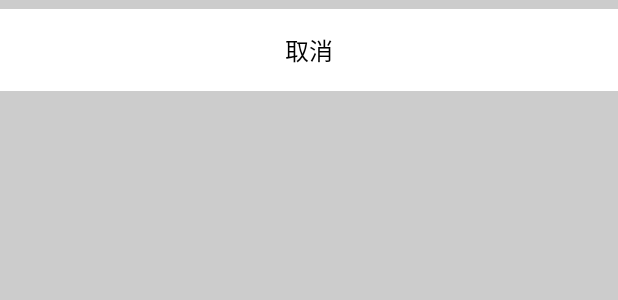
After one commit to ruilin/MapNote, an Android app: the layout view_bottom_menu.xml on its own in the app's theme, with its tools: preview values and no code run, on a phone screen of 412 x 824 dp. The commit adds this screen. Shown: the top 300 px of the screen. Run offline under Robolectric (Android 15) with nearby library versions, the phone set to English and light mode, and no system bars.

Commit message:
bottom menu

```diff
--- a/minimalism/src/main/java/com/muyu/minimalism/framework/app/BaseApplication.java
+++ b/minimalism/src/main/java/com/muyu/minimalism/framework/app/BaseApplication.java
@@ -7,7 +7,6 @@ import android.content.pm.PackageManager;
 import android.util.Log;
 
 import com.muyu.minimalism.BuildConfig;
-import com.muyu.minimalism.view.Dialog;
 import com.muyu.minimalism.view.Msg;
 import com.muyu.minimalism.utils.SPUtils;
 
--- a/minimalism/src/main/java/com/muyu/minimalism/view/Dialog.java
+++ b/minimalism/src/main/java/com/muyu/minimalism/view/DialogUtils.java
@@ -6,7 +6,7 @@ import android.content.DialogInterface;
 
 import com.muyu.minimalism.R;
 
-public class Dialog {
+public class DialogUtils {
 
     public static void show(Context context, String title, String content, DialogCallback callback) {
         AlertDialog dialog = new AlertDialog.Builder(context)
--- /dev/null
+++ b/minimalism/src/main/res/anim/anim_bottom_down.xml
@@ -0,0 +1,5 @@
+<?xml version="1.0" encoding="utf-8"?>
+<translate xmlns:android="http://schemas.android.com/apk/res/android"
+    android:duration="200"
+    android:fromYDelta="0"
+    android:toYDelta="100%" />
--- /dev/null
+++ b/minimalism/src/main/res/anim/anim_bottom_up.xml
@@ -0,0 +1,5 @@
+<?xml version="1.0" encoding="utf-8"?>
+<translate xmlns:android="http://schemas.android.com/apk/res/android"
+    android:duration="200"
+    android:fromYDelta="100%"
+    android:toYDelta="0" />
--- /dev/null
+++ b/minimalism/src/main/res/drawable-v21/selector_text_view.xml
@@ -0,0 +1,7 @@
+<?xml version="1.0" encoding="utf-8"?>
+<ripple xmlns:android="http://schemas.android.com/apk/res/android"
+    android:color="@color/gray1">
+    <item >
+        <color android:color="@color/white" />
+    </item>
+</ripple>
--- /dev/null
+++ b/minimalism/src/main/res/drawable/selector_text_view.xml
@@ -0,0 +1,15 @@
+<?xml version="1.0" encoding="utf-8"?>
+<selector xmlns:android="http://schemas.android.com/apk/res/android">
+    <!-- 当前窗口失去焦点时 -->
+    <item android:color="@color/gray3" android:state_window_focused="false" />
+    <!-- 不可用时 -->
+    <item android:color="@android:color/background_light" android:state_enabled="false" />
+    <!-- 按压时 -->
+    <item android:color="@color/gray1" android:state_pressed="true" />
+    <!-- 被选中时 -->
+    <item android:color="@android:color/holo_blue_light" android:state_selected="true" />
+    <!-- 被激活时 -->
+    <item android:color="@android:color/holo_green_light" android:state_activated="true" />
+    <!-- 默认时 -->
+    <item android:color="@color/white" />
+</selector>
--- /dev/null
+++ b/minimalism/src/main/res/layout/view_bottom_menu.xml
@@ -0,0 +1,26 @@
+<?xml version="1.0" encoding="utf-8"?>
+<LinearLayout xmlns:android="http://schemas.android.com/apk/res/android"
+    android:layout_width="match_parent"
+    android:layout_height="match_parent"
+    android:orientation="vertical"
+    android:background="@color/gray0"
+    >
+
+    <ListView
+        android:id="@+id/bottom_menu_list"
+        android:layout_width="match_parent"
+        android:layout_height="wrap_content"/>
+
+    <TextView
+        android:id="@+id/bottom_menu_cancel"
+        android:layout_width="match_parent"
+        android:layout_height="wrap_content"
+        android:padding="15dp"
+        android:background="@drawable/selector_text_view"
+        android:layout_marginTop="6dp"
+        android:clickable="true"
+        android:gravity="center"
+        android:textSize="16sp"
+        android:textColor="@color/black"
+        android:text="取消"/>
+</LinearLayout>
--- /dev/null
+++ b/minimalism/src/main/res/values-v21/styles.xml
@@ -0,0 +1,3 @@
+<?xml version="1.0" encoding="utf-8"?>
+<resources>
+</resources>
--- a/minimalism/src/main/res/values/colors.xml
+++ b/minimalism/src/main/res/values/colors.xml
@@ -1,6 +1,11 @@
 <?xml version="1.0" encoding="utf-8"?>
 <resources>
-    <color name="colorPrimary">#3F51B5</color>
-    <color name="colorPrimaryDark">#303F9F</color>
-    <color name="colorAccent">#FF4081</color>
+    <color name="white">#FFF</color>
+    <color name="black">#222</color>
+
+    <color name="gray0">#ccc</color>
+    <color name="gray1">#aaa</color>
+    <color name="gray2">#999</color>
+    <color name="gray3">#888</color>
+    <color name="gray4">#777</color>
 </resources>
```
Also changed, not shown: app/src/main/java/com/muyu/mapnote/note/PublishActivity.java (+10 -3 lines), minimalism/src/main/java/com/muyu/minimalism/view/BottomMenu.java (added, +62 -0 lines), minimalism/src/main/res/layout/view_bottom_menu_item.xml (added, +12 -0 lines), minimalism/src/main/res/values/styles.xml (+25 -0 lines).
